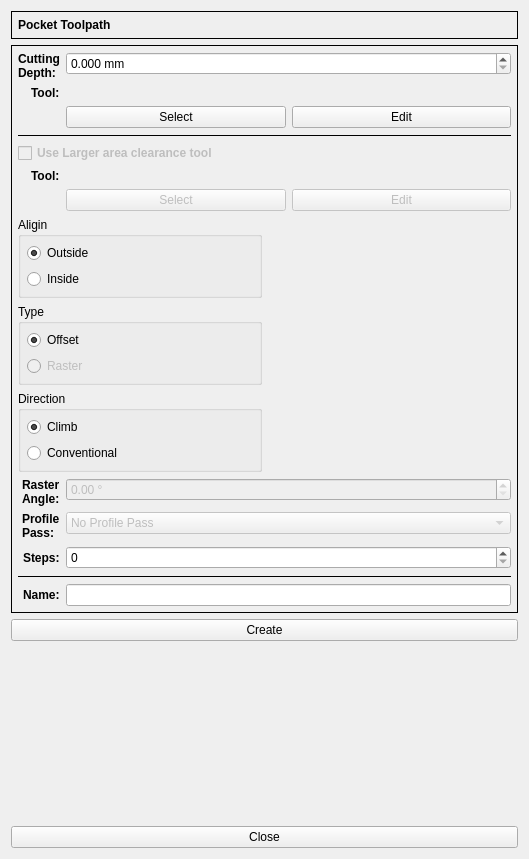
Old version of the form G2G/forms/pocketform.ui in the repository aLDime/GERBER_X2.
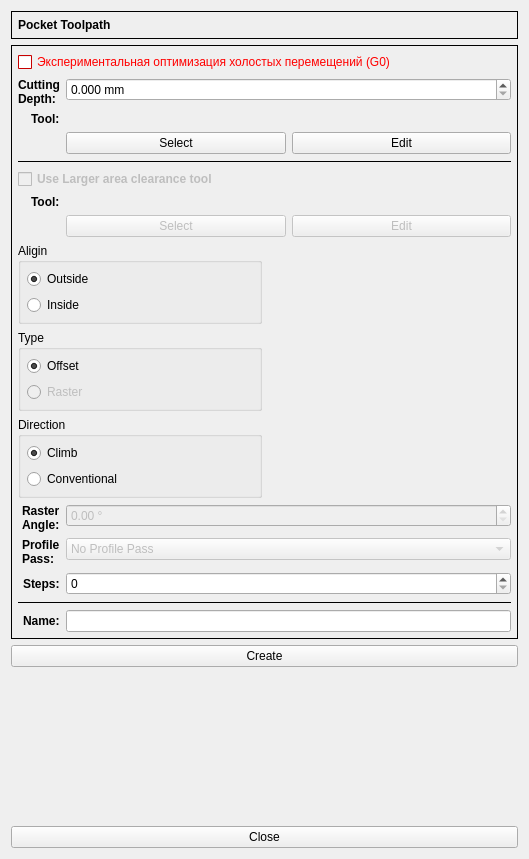
New version of the form. Icons and pictures are not drawn.

Patch:
```diff
--- a/G2G/forms/pocketform.ui
+++ b/G2G/forms/pocketform.ui
@@ -87,7 +87,7 @@
       <property name="bottomMargin">
        <number>6</number>
       </property>
-      <item row="0" column="0">
+      <item row="1" column="0">
        <widget class="QLabel" name="label_2">
         <property name="font">
          <font>
@@ -101,7 +101,7 @@
         </property>
        </widget>
       </item>
-      <item row="0" column="1">
+      <item row="1" column="1">
        <widget class="QDoubleSpinBox" name="dsbxDepth">
         <property name="suffix">
          <string> mm</string>
@@ -117,7 +117,7 @@
         </property>
        </widget>
       </item>
-      <item row="1" column="0">
+      <item row="2" column="0">
        <widget class="QLabel" name="label_3">
         <property name="font">
          <font>
@@ -130,7 +130,7 @@
         </property>
        </widget>
       </item>
-      <item row="1" column="1">
+      <item row="2" column="1">
        <widget class="QLabel" name="lblToolName">
         <property name="frameShape">
          <enum>QFrame::NoFrame</enum>
@@ -140,7 +140,7 @@
         </property>
        </widget>
       </item>
-      <item row="2" column="1">
+      <item row="3" column="1">
        <layout class="QHBoxLayout" name="horizontalLayout">
         <item>
          <widget class="QPushButton" name="pbSelect">
@@ -158,7 +158,7 @@
         </item>
        </layout>
       </item>
-      <item row="7" column="0" colspan="2">
+      <item row="8" column="0" colspan="2">
        <layout class="QGridLayout" name="gridLayout">
         <item row="2" column="0">
          <widget class="QGroupBox" name="groupBox_2">
@@ -292,7 +292,7 @@
         </item>
        </layout>
       </item>
-      <item row="11" column="0" colspan="2">
+      <item row="12" column="0" colspan="2">
        <widget class="Line" name="line_2">
         <property name="frameShadow">
          <enum>QFrame::Plain</enum>
@@ -302,7 +302,7 @@
         </property>
        </widget>
       </item>
-      <item row="3" column="0" colspan="2">
+      <item row="4" column="0" colspan="2">
        <widget class="Line" name="line">
         <property name="frameShadow">
          <enum>QFrame::Plain</enum>
@@ -312,7 +312,7 @@
         </property>
        </widget>
       </item>
-      <item row="12" column="0">
+      <item row="13" column="0">
        <widget class="QLabel" name="label_6">
         <property name="font">
          <font>
@@ -325,10 +325,10 @@
         </property>
        </widget>
       </item>
-      <item row="12" column="1">
+      <item row="13" column="1">
        <widget class="QLineEdit" name="leName"/>
       </item>
-      <item row="8" column="0">
+      <item row="9" column="0">
        <widget class="QLabel" name="label_4">
         <property name="font">
          <font>
@@ -342,7 +342,7 @@
         </property>
        </widget>
       </item>
-      <item row="9" column="0">
+      <item row="10" column="0">
        <widget class="QLabel" name="label_5">
         <property name="font">
          <font>
@@ -356,7 +356,7 @@
         </property>
        </widget>
       </item>
-      <item row="8" column="1">
+      <item row="9" column="1">
        <widget class="QDoubleSpinBox" name="dsbxAngle">
         <property name="enabled">
          <bool>false</bool>
@@ -369,7 +369,7 @@
         </property>
        </widget>
       </item>
-      <item row="9" column="1">
+      <item row="10" column="1">
        <widget class="QComboBox" name="cbxPass">
         <property name="enabled">
          <bool>false</bool>
@@ -391,7 +391,7 @@
         </item>
        </widget>
       </item>
-      <item row="4" column="0" colspan="2">
+      <item row="5" column="0" colspan="2">
        <widget class="QCheckBox" name="chbxUseTwoTools">
         <property name="enabled">
          <bool>false</bool>
@@ -407,7 +407,7 @@
         </property>
        </widget>
       </item>
-      <item row="5" column="0">
+      <item row="6" column="0">
        <widget class="QLabel" name="label_7">
         <property name="font">
          <font>
@@ -420,17 +420,17 @@
         </property>
        </widget>
       </item>
-      <item row="5" column="1">
-       <widget class="QLabel" name="lblToolName_2">
-        <property name="enabled">
-         <bool>false</bool>
-        </property>
-        <property name="text">
-         <string/>
-        </property>
-       </widget>
-      </item>
       <item row="6" column="1">
+       <widget class="QLabel" name="lblToolName_2">
+        <property name="enabled">
+         <bool>false</bool>
+        </property>
+        <property name="text">
+         <string/>
+        </property>
+       </widget>
+      </item>
+      <item row="7" column="1">
        <layout class="QHBoxLayout" name="horizontalLayout_2">
         <item>
          <widget class="QPushButton" name="pbSelect_2">
@@ -454,10 +454,10 @@
         </item>
        </layout>
       </item>
-      <item row="10" column="1">
+      <item row="11" column="1">
        <widget class="QSpinBox" name="sbxSteps"/>
       </item>
-      <item row="10" column="0">
+      <item row="11" column="0">
        <widget class="QLabel" name="label_8">
         <property name="font">
          <font>
@@ -470,6 +470,458 @@
         </property>
        </widget>
       </item>
+      <item row="0" column="0" colspan="2">
+       <widget class="QCheckBox" name="checkBox">
+        <property name="palette">
+         <palette>
+          <active>
+           <colorrole role="WindowText">
+            <brush brushstyle="SolidPattern">
+             <color alpha="255">
+              <red>255</red>
+              <green>0</green>
+              <blue>0</blue>
+             </color>
+            </brush>
+           </colorrole>
+           <colorrole role="Button">
+            <brush brushstyle="SolidPattern">
+             <color alpha="255">
+              <red>255</red>
+              <green>0</green>
+              <blue>0</blue>
+             </color>
+            </brush>
+           </colorrole>
+           <colorrole role="Light">
+            <brush brushstyle="SolidPattern">
+             <color alpha="255">
+              <red>255</red>
+              <green>127</green>
+              <blue>127</blue>
+             </color>
+            </brush>
+           </colorrole>
+           <colorrole role="Midlight">
+            <brush brushstyle="SolidPattern">
+             <color alpha="255">
+              <red>255</red>
+              <green>63</green>
+              <blue>63</blue>
+             </color>
+            </brush>
+           </colorrole>
+           <colorrole role="Dark">
+            <brush brushstyle="SolidPattern">
+             <color alpha="255">
+              <red>127</red>
+              <green>0</green>
+              <blue>0</blue>
+             </color>
+            </brush>
+           </colorrole>
+           <colorrole role="Mid">
+            <brush brushstyle="SolidPattern">
+             <color alpha="255">
+              <red>170</red>
+              <green>0</green>
+              <blue>0</blue>
+             </color>
+            </brush>
+           </colorrole>
+           <colorrole role="Text">
+            <brush brushstyle="SolidPattern">
+             <color alpha="255">
+              <red>255</red>
+              <green>0</green>
+              <blue>0</blue>
+             </color>
+            </brush>
+           </colorrole>
+           <colorrole role="BrightText">
+            <brush brushstyle="SolidPattern">
+             <color alpha="255">
+              <red>255</red>
+              <green>255</green>
+              <blue>255</blue>
+             </color>
+            </brush>
+           </colorrole>
+           <colorrole role="ButtonText">
+            <brush brushstyle="SolidPattern">
+             <color alpha="255">
+              <red>255</red>
+              <green>0</green>
+              <blue>0</blue>
+             </color>
+            </brush>
+           </colorrole>
+           <colorrole role="Base">
+            <brush brushstyle="SolidPattern">
+             <color alpha="255">
+              <red>255</red>
+              <green>255</green>
+              <blue>255</blue>
+             </color>
+            </brush>
+           </colorrole>
+           <colorrole role="Window">
+            <brush brushstyle="SolidPattern">
+             <color alpha="255">
+              <red>255</red>
+              <green>0</green>
+              <blue>0</blue>
+             </color>
+            </brush>
+           </colorrole>
+           <colorrole role="Shadow">
+            <brush brushstyle="SolidPattern">
+             <color alpha="255">
+              <red>0</red>
+              <green>0</green>
+              <blue>0</blue>
+             </color>
+            </brush>
+           </colorrole>
+           <colorrole role="AlternateBase">
+            <brush brushstyle="SolidPattern">
+             <color alpha="255">
+              <red>255</red>
+              <green>127</green>
+              <blue>127</blue>
+             </color>
+            </brush>
+           </colorrole>
+           <colorrole role="ToolTipBase">
+            <brush brushstyle="SolidPattern">
+             <color alpha="255">
+              <red>255</red>
+              <green>255</green>
+              <blue>220</blue>
+             </color>
+            </brush>
+           </colorrole>
+           <colorrole role="ToolTipText">
+            <brush brushstyle="SolidPattern">
+             <color alpha="255">
+              <red>0</red>
+              <green>0</green>
+              <blue>0</blue>
+             </color>
+            </brush>
+           </colorrole>
+           <colorrole role="PlaceholderText">
+            <brush brushstyle="SolidPattern">
+             <color alpha="128">
+              <red>255</red>
+              <green>0</green>
+              <blue>0</blue>
+             </color>
+            </brush>
+           </colorrole>
+          </active>
+          <inactive>
+           <colorrole role="WindowText">
+            <brush brushstyle="SolidPattern">
+             <color alpha="255">
+              <red>255</red>
+              <green>0</green>
+              <blue>0</blue>
+             </color>
+            </brush>
+           </colorrole>
+           <colorrole role="Button">
+            <brush brushstyle="SolidPattern">
+             <color alpha="255">
+              <red>255</red>
+              <green>0</green>
+              <blue>0</blue>
+             </color>
+            </brush>
+           </colorrole>
+           <colorrole role="Light">
+            <brush brushstyle="SolidPattern">
+             <color alpha="255">
+              <red>255</red>
+              <green>127</green>
+              <blue>127</blue>
+             </color>
+            </brush>
+           </colorrole>
+           <colorrole role="Midlight">
+            <brush brushstyle="SolidPattern">
+             <color alpha="255">
+              <red>255</red>
+              <green>63</green>
+              <blue>63</blue>
+             </color>
+            </brush>
+           </colorrole>
+           <colorrole role="Dark">
+            <brush brushstyle="SolidPattern">
+             <color alpha="255">
+              <red>127</red>
+              <green>0</green>
+              <blue>0</blue>
+             </color>
+            </brush>
+           </colorrole>
+           <colorrole role="Mid">
+            <brush brushstyle="SolidPattern">
+             <color alpha="255">
+              <red>170</red>
+              <green>0</green>
+              <blue>0</blue>
+             </color>
+            </brush>
+           </colorrole>
+           <colorrole role="Text">
+            <brush brushstyle="SolidPattern">
+             <color alpha="255">
+              <red>255</red>
+              <green>0</green>
+              <blue>0</blue>
+             </color>
+            </brush>
+           </colorrole>
+           <colorrole role="BrightText">
+            <brush brushstyle="SolidPattern">
+             <color alpha="255">
+              <red>255</red>
+              <green>255</green>
+              <blue>255</blue>
+             </color>
+            </brush>
+           </colorrole>
+           <colorrole role="ButtonText">
+            <brush brushstyle="SolidPattern">
+             <color alpha="255">
+              <red>255</red>
+              <green>0</green>
+              <blue>0</blue>
+             </color>
+            </brush>
+           </colorrole>
+           <colorrole role="Base">
+            <brush brushstyle="SolidPattern">
+             <color alpha="255">
+              <red>255</red>
+              <green>255</green>
+              <blue>255</blue>
+             </color>
+            </brush>
+           </colorrole>
+           <colorrole role="Window">
+            <brush brushstyle="SolidPattern">
+             <color alpha="255">
+              <red>255</red>
+              <green>0</green>
+              <blue>0</blue>
+             </color>
+            </brush>
+           </colorrole>
+           <colorrole role="Shadow">
+            <brush brushstyle="SolidPattern">
+             <color alpha="255">
+              <red>0</red>
+              <green>0</green>
+              <blue>0</blue>
+             </color>
+            </brush>
+           </colorrole>
+           <colorrole role="AlternateBase">
+            <brush brushstyle="SolidPattern">
+             <color alpha="255">
+              <red>255</red>
+              <green>127</green>
+              <blue>127</blue>
+             </color>
+            </brush>
+           </colorrole>
+           <colorrole role="ToolTipBase">
+            <brush brushstyle="SolidPattern">
+             <color alpha="255">
+              <red>255</red>
+              <green>255</green>
+              <blue>220</blue>
+             </color>
+            </brush>
+           </colorrole>
+           <colorrole role="ToolTipText">
+            <brush brushstyle="SolidPattern">
+             <color alpha="255">
+              <red>0</red>
+              <green>0</green>
+              <blue>0</blue>
+             </color>
+            </brush>
+           </colorrole>
+           <colorrole role="PlaceholderText">
+            <brush brushstyle="SolidPattern">
+             <color alpha="128">
+              <red>255</red>
+              <green>0</green>
+              <blue>0</blue>
+             </color>
+            </brush>
+           </colorrole>
+          </inactive>
+          <disabled>
+           <colorrole role="WindowText">
+            <brush brushstyle="SolidPattern">
+             <color alpha="255">
+              <red>127</red>
+              <green>0</green>
+              <blue>0</blue>
+             </color>
+            </brush>
+           </colorrole>
+           <colorrole role="Button">
+            <brush brushstyle="SolidPattern">
+             <color alpha="255">
+              <red>255</red>
+              <green>0</green>
+              <blue>0</blue>
+             </color>
+            </brush>
+           </colorrole>
+           <colorrole role="Light">
+            <brush brushstyle="SolidPattern">
+             <color alpha="255">
+              <red>255</red>
+              <green>127</green>
+              <blue>127</blue>
+             </color>
+            </brush>
+           </colorrole>
+           <colorrole role="Midlight">
+            <brush brushstyle="SolidPattern">
+             <color alpha="255">
+              <red>255</red>
+              <green>63</green>
+              <blue>63</blue>
+             </color>
+            </brush>
+           </colorrole>
+           <colorrole role="Dark">
+            <brush brushstyle="SolidPattern">
+             <color alpha="255">
+              <red>127</red>
+              <green>0</green>
+              <blue>0</blue>
+             </color>
+            </brush>
+           </colorrole>
+           <colorrole role="Mid">
+            <brush brushstyle="SolidPattern">
+             <color alpha="255">
+              <red>170</red>
+              <green>0</green>
+              <blue>0</blue>
+             </color>
+            </brush>
+           </colorrole>
+           <colorrole role="Text">
+            <brush brushstyle="SolidPattern">
+             <color alpha="255">
+              <red>127</red>
+              <green>0</green>
+              <blue>0</blue>
+             </color>
+            </brush>
+           </colorrole>
+           <colorrole role="BrightText">
+            <brush brushstyle="SolidPattern">
+             <color alpha="255">
+              <red>255</red>
+              <green>255</green>
+              <blue>255</blue>
+             </color>
+            </brush>
+           </colorrole>
+           <colorrole role="ButtonText">
+            <brush brushstyle="SolidPattern">
+             <color alpha="255">
+              <red>127</red>
+              <green>0</green>
+              <blue>0</blue>
+             </color>
+            </brush>
+           </colorrole>
+           <colorrole role="Base">
+            <brush brushstyle="SolidPattern">
+             <color alpha="255">
+              <red>255</red>
+              <green>0</green>
+              <blue>0</blue>
+             </color>
+            </brush>
+           </colorrole>
+           <colorrole role="Window">
+            <brush brushstyle="SolidPattern">
+             <color alpha="255">
+              <red>255</red>
+              <green>0</green>
+              <blue>0</blue>
+             </color>
+            </brush>
+           </colorrole>
+           <colorrole role="Shadow">
+            <brush brushstyle="SolidPattern">
+             <color alpha="255">
+              <red>0</red>
+              <green>0</green>
+              <blue>0</blue>
+             </color>
+            </brush>
+           </colorrole>
+           <colorrole role="AlternateBase">
+            <brush brushstyle="SolidPattern">
+             <color alpha="255">
+              <red>255</red>
+              <green>0</green>
+              <blue>0</blue>
+             </color>
+            </brush>
+           </colorrole>
+           <colorrole role="ToolTipBase">
+            <brush brushstyle="SolidPattern">
+             <color alpha="255">
+              <red>255</red>
+              <green>255</green>
+              <blue>220</blue>
+             </color>
+            </brush>
+           </colorrole>
+           <colorrole role="ToolTipText">
+            <brush brushstyle="SolidPattern">
+             <color alpha="255">
+              <red>0</red>
+              <green>0</green>
+              <blue>0</blue>
+             </color>
+            </brush>
+           </colorrole>
+           <colorrole role="PlaceholderText">
+            <brush brushstyle="SolidPattern">
+             <color alpha="128">
+              <red>0</red>
+              <green>0</green>
+              <blue>0</blue>
+             </color>
+            </brush>
+           </colorrole>
+          </disabled>
+         </palette>
+        </property>
+        <property name="toolTip">
+         <string>Экспериментальная функция холостых перемещений (G0)</string>
+        </property>
+        <property name="text">
+         <string>Экспериментальная оптимизация холостых перемещений (G0)</string>
+        </property>
+       </widget>
+      </item>
      </layout>
     </widget>
    </item>
```
Left out of the diff: 6 changed lines with no effect on the pictures.
